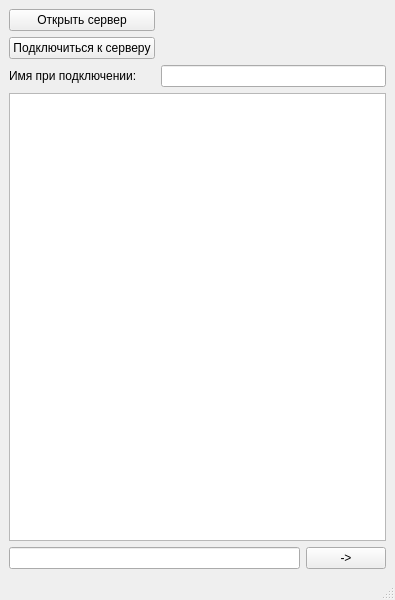
VladislavWaza/SimpleChat, file mainwindow.ui: the form before one commit.
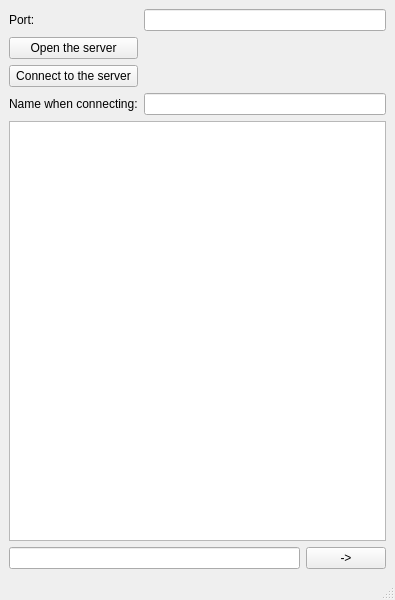
The form after the commit.

Commit message: Rewrote the process of opening the server now, if the server is opened unsuccessfully, it immediately closes now you can choose the port that the server will listen to

```diff
--- a/mainwindow.ui
+++ b/mainwindow.ui
@@ -17,43 +17,53 @@
    <layout class="QVBoxLayout" name="verticalLayout">
     <item>
      <layout class="QGridLayout" name="gridLayout">
-      <item row="0" column="0">
-       <widget class="QPushButton" name="server">
+      <item row="1" column="1">
+       <widget class="QLabel" name="label_server">
         <property name="text">
-         <string>Открыть сервер</string>
+         <string/>
         </property>
        </widget>
       </item>
-      <item row="1" column="0">
-       <widget class="QPushButton" name="connect">
-        <property name="text">
-         <string>Подключиться к серверу</string>
-        </property>
-       </widget>
-      </item>
-      <item row="3" column="0">
+      <item row="4" column="0">
        <widget class="QLabel" name="label">
         <property name="text">
-         <string>Имя при подключении:</string>
+         <string>Name when connecting:</string>
         </property>
        </widget>
       </item>
-      <item row="3" column="1">
+      <item row="2" column="1">
+       <widget class="QLabel" name="label_connect">
+        <property name="text">
+         <string/>
+        </property>
+       </widget>
+      </item>
+      <item row="2" column="0">
+       <widget class="QPushButton" name="connect">
+        <property name="text">
+         <string>Connect to the server</string>
+        </property>
+       </widget>
+      </item>
+      <item row="4" column="1">
        <widget class="QLineEdit" name="name"/>
       </item>
+      <item row="1" column="0">
+       <widget class="QPushButton" name="server">
+        <property name="text">
+         <string>Open the server</string>
+        </property>
+       </widget>
+      </item>
+      <item row="0" column="0">
+       <widget class="QLabel" name="label_2">
+        <property name="text">
+         <string>Port:</string>
+        </property>
+       </widget>
+      </item>
       <item row="0" column="1">
-       <widget class="QLabel" name="label_server">
-        <property name="text">
-         <string/>
-        </property>
-       </widget>
-      </item>
-      <item row="1" column="1">
-       <widget class="QLabel" name="label_connect">
-        <property name="text">
-         <string/>
-        </property>
-       </widget>
+       <widget class="QLineEdit" name="port"/>
       </item>
      </layout>
     </item>
```
The commit also changes 3 other files.
